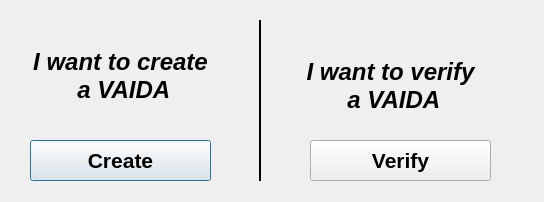
Above: UI/HomeLayout.ui from picrin/VAIDA_OLD before the change. Below: the same form after it.
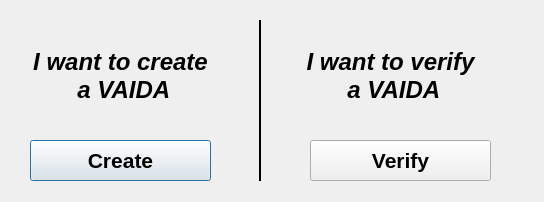
That is the form after the change.

Patch:
```diff
--- a/UI/HomeLayout.ui
+++ b/UI/HomeLayout.ui
@@ -104,7 +104,7 @@
    <property name="geometry">
     <rect>
      <x>290</x>
-     <y>30</y>
+     <y>20</y>
      <width>201</width>
      <height>111</height>
     </rect>
```
Left out of the diff: 6 changed lines with no effect on the pictures.
